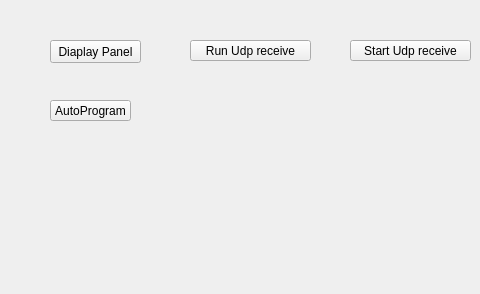
Above: dataservice/zmq/zynqethnettest/ManagerPanel.ui from Scottars/nis_website before the change; both pictures show x 0 to 480 and y 0 to 294 of the 1225 by 294 pixel window. Below: the same form after it.
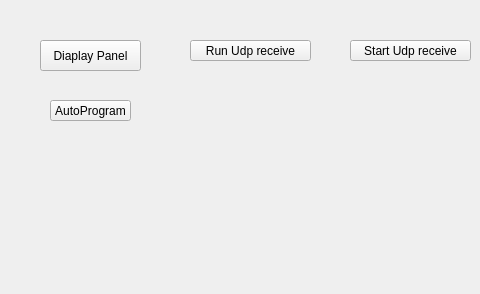
That is the form after the change.

```diff
--- a/dataservice/zmq/zynqethnettest/ManagerPanel.ui
+++ b/dataservice/zmq/zynqethnettest/ManagerPanel.ui
@@ -149,10 +149,10 @@
   <widget class="QPushButton" name="pushButton_7">
    <property name="geometry">
     <rect>
-     <x>50</x>
+     <x>40</x>
      <y>40</y>
-     <width>91</width>
-     <height>23</height>
+     <width>101</width>
+     <height>31</height>
     </rect>
    </property>
    <property name="text">
```
